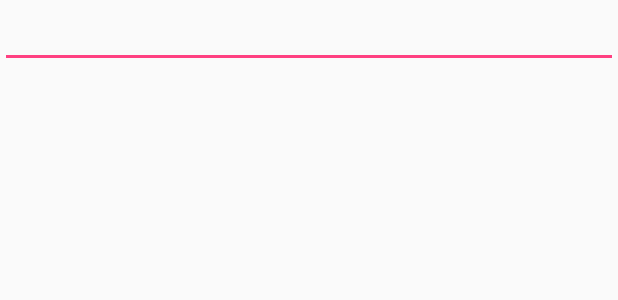
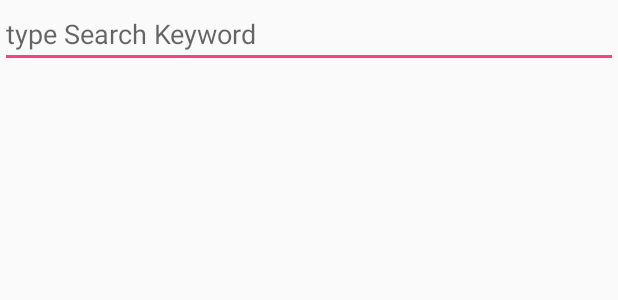
Before and after one commit to VTECinside/StackSites, an Android app: the layout activity_main.xml on its own in the app's theme, with its tools: preview values and no code run, on a phone screen of 412 x 824 dp. Shown: the top 300 px of the screen. Run offline under Robolectric (Android 15) with nearby library versions, the phone set to English and light mode, and no system bars.

```diff
--- a/app/src/main/res/layout/activity_main.xml
+++ b/app/src/main/res/layout/activity_main.xml
@@ -9,6 +9,7 @@
         android:id="@+id/eText"
         android:layout_width="match_parent"
         android:layout_height="wrap_content"
+        android:hint="type Search Keyword"
          />
 
     <ListView
```
